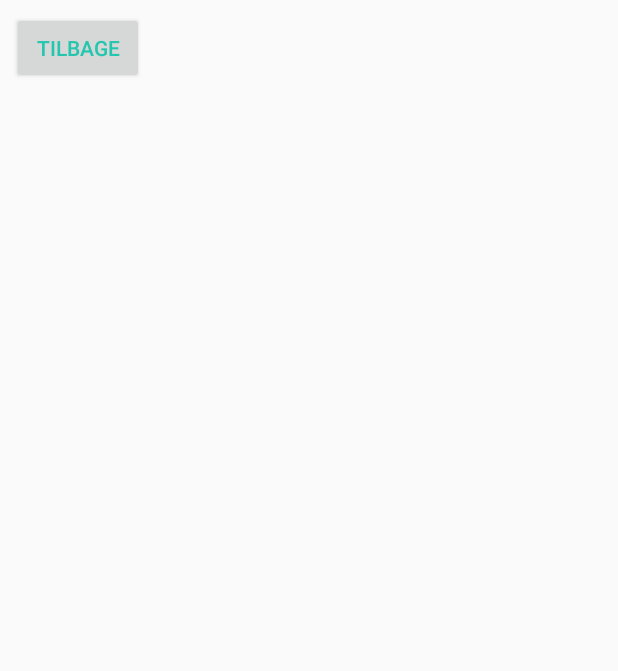
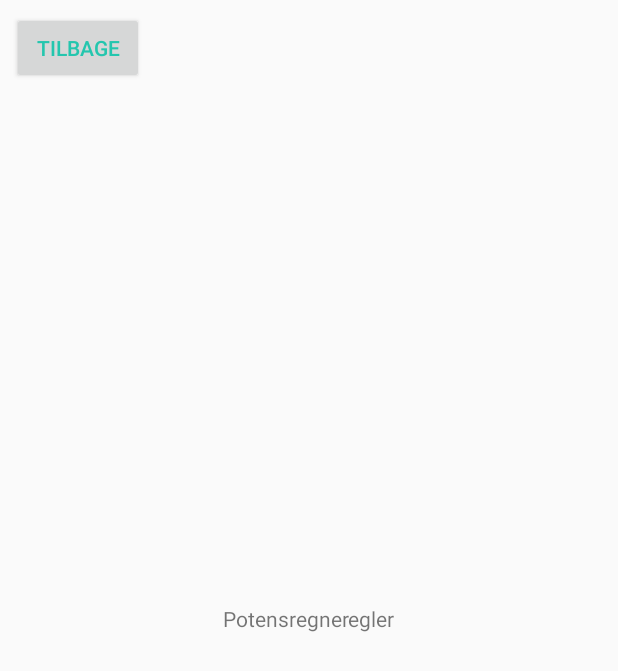
Before and after one commit to jufa2401/Aspiriprojektet, an Android app: the screen it shows after launch (ClickOnList), after a tap on "Potensregneregler", on a phone screen of 412 x 824 dp. Shown: the top 671 px of the screen. Run offline under Robolectric (Android 15) with nearby library versions, the phone set to English and light mode, and no system bars; 2 other taps on this screen came first.

Commit message:
Tilføjet individuelle tekstelementer til de forskellige list rows

```diff
--- a/app/src/main/java/com/example/s165158/aspiri/ClickOnList.java
+++ b/app/src/main/java/com/example/s165158/aspiri/ClickOnList.java
@@ -3,7 +3,7 @@ package com.example.s165158.aspiri;
 import android.support.v7.app.AppCompatActivity;
 import android.os.Bundle;
 import android.widget.TextView;
-//Denne klasse håndterer den activity man ryger ind i når man klikker på et list-objekt
+//Denne klasse håndterer den activity man ryger ind i  når man klikker på et list-objekt
 public class ClickOnList extends AppCompatActivity {
 
     @Override
@@ -12,6 +12,8 @@ public class ClickOnList extends AppCompatActivity {
         setContentView(R.layout.activity_click_on_list);
 
 
-        String savedExtra = getIntent().getStringExtra("animal");
+        String savedExtra = getIntent().getStringExtra("content");
+        TextView myText = (TextView) findViewById(R.id.contentID);
+        myText.setText(savedExtra);
     }
 }
--- a/app/src/main/java/com/example/s165158/aspiri/Navigation.java
+++ b/app/src/main/java/com/example/s165158/aspiri/Navigation.java
@@ -22,8 +22,11 @@ public class Navigation extends AppCompatActivity implements NavigationView.OnNa
     private final static String MESSAGE = "MESSAGE";
     ListView lst;
 
+//    Forsøg at hente String Array fra string xml??
+//    String[] k = getResources().getStringArray(R.array.subject_list_da);
 
-    String[] nameArray = { "test","Kvatratsætninger", "Potensregneregler", "Polynomier", "Lineær eksponentiel og potens-sammenhænge", "Statistik", "Differentialregning", "Integralregning", "Geometri", "Plangeometri med vektore", "Rumgeometri med vektore", "Areal, omkreds og rumfang", "Placeholder", "Placeholder", "Placeholder"};
+
+    String[] nameArray = {"Rentes Regning", "Kvatratsætninger", "Potensregneregler", "Polynomier", "Lineær eksponentiel og potens-sammenhænge", "Statistik", "Differentialregning", "Integralregning", "Geometri", "Plangeometri med vektore", "Rumgeometri med vektore", "Areal, omkreds og rumfang", "Placeholder", "Placeholder", "Placeholder"};
 
     // Lavet som array så man kan tilføje flere beskrivelser
     String[] infoArray = {
@@ -38,8 +41,8 @@ public class Navigation extends AppCompatActivity implements NavigationView.OnNa
         super.onCreate(savedInstanceState);
         setContentView(R.layout.activity_navigation);
         // Fanebladet
-       Toolbar toolbar = (Toolbar) findViewById(R.id.toolbar);
-       setSupportActionBar(toolbar);
+        Toolbar toolbar = (Toolbar) findViewById(R.id.toolbar);
+        setSupportActionBar(toolbar);
 
         // Den flyvende knap nede i højre hjørne. BEMÆRKK Hvordan den laver et nyt view!
         FloatingActionButton fab = (FloatingActionButton) findViewById(R.id.fab);
@@ -72,9 +75,11 @@ public class Navigation extends AppCompatActivity implements NavigationView.OnNa
             @Override
             public void onItemClick(AdapterView<?> parent, View view, int position, long id) {
                 Toast.makeText(getApplicationContext(), "ID: " + id, Toast.LENGTH_SHORT).show();
-
+//                Intent er hvad man bruger til at skifte imellem activities
                 Intent intent = new Intent(Navigation.this, ClickOnList.class);
+//                Laver en string variabel og positionerer den efter hvilken række i listen der blev valgt
                 String message = nameArray[position];
+//                Tilføjer nu strengen som en "extra" til Intent
                 intent.putExtra("content", message);
                 startActivity(intent);
 
--- a/app/src/main/res/layout/activity_click_on_list.xml
+++ b/app/src/main/res/layout/activity_click_on_list.xml
@@ -17,4 +17,18 @@
         android:textColor="@color/colorPrimary"
         app:layout_constraintLeft_toLeftOf="parent"
         app:layout_constraintTop_toTopOf="parent" />
+
+    <TextView
+        android:id="@+id/contentID"
+        android:layout_width="wrap_content"
+        android:layout_height="wrap_content"
+        android:layout_marginBottom="8dp"
+        android:layout_marginLeft="8dp"
+        android:layout_marginRight="8dp"
+        android:layout_marginTop="8dp"
+        android:text="TextView"
+        app:layout_constraintBottom_toBottomOf="parent"
+        app:layout_constraintLeft_toLeftOf="parent"
+        app:layout_constraintRight_toRightOf="parent"
+        app:layout_constraintTop_toTopOf="parent" />
 </android.support.constraint.ConstraintLayout>
--- a/app/src/main/res/values/strings.xml
+++ b/app/src/main/res/values/strings.xml
@@ -10,42 +10,44 @@
 
     <!--Array til navne i overskrifter-->
     <string-array name="subject_list_da">
-        <item>text_string</item>
-        <item>Rentes Regning</item>
-        <item>Kvatratsætninger</item>
-        <item>Potensregneregler</item>
-        <item>Polynomier</item>
-        <item>Lineær Eksponentiel og potenssammenænge</item>
-        <item>Statistik</item>
-        <item>Differentialregning</item>
-        <item>Geometri</item>
-        <item>Plangeometri med vektore</item>
-        <item>Rumgeometri med vektore</item>
-        <item>Areal omkreds og rumfang</item>
-        <item>Placeholder</item>
-        <item>Placeholder</item>
-        <item>Placeholder</item>
+        <item>1text_string</item>
+        <item>2Rentes Regning</item>
+        <item>3Kvatratsætninger</item>
+        <item>4Potensregneregler</item>
+        <item>5Polynomier</item>
+        <item>6Lineær Eksponentiel og potenssammenænge</item>
+        <item>7Statistik</item>
+        <item>8Differentialregning</item>
+        <item>9Geometri</item>
+        <item>10Plangeometri med vektore</item>
+        <item>11Rumgeometri med vektore</item>
+        <item>12Areal omkreds og rumfang</item>
+        <item>13Placeholder</item>
+        <item>14Placeholder</item>
+        <item>15Placeholder</item>
+        <item>16Placeholder</item>
     </string-array>
 
 
     <!--Array til navne i underoverskrifter-->
     <string-array
-        name="subtext_list_da">
-        <item>Her lærer du om Sin, Cos og Tan</item>\
-        <item>Dette afsnit kan bruges til din bank</item>
-        <item>Placeholder</item>
-        <item>Placeholder</item>
-        <item>Placeholder</item>
-        <item>Placeholder</item>
-        <item>Placeholder</item>
-        <item>Placeholder</item>
-        <item>Placeholder</item>
-        <item>Placeholder</item>
-        <item>Placeholder</item>
-        <item>Placeholder</item>
-        <item>Placeholder</item>
-        <item>Placeholder</item>
-        <item>Placeholder</item>
+        name="subtext_list_da22222">
+        <item>1Her lærer du om Sin, Cos og Tan</item>\
+        <item>2Dette afsnit kan bruges til din bank</item>
+        <item>3Placeholder</item>
+        <item>4Placeholder</item>
+        <item>5Placeholder</item>
+        <item>6Placeholder</item>
+        <item>7Placeholder</item>
+        <item>8Placeholder</item>
+        <item>9Placeholder</item>
+        <item>10Placeholder</item>
+        <item>11Placeholder</item>
+        <item>12Placeholder</item>
+        <item>13Placeholder</item>
+        <item>14Placeholder</item>
+        <item>15Placeholder</item>
+        <item>16Placeholder</item>
     </string-array>
 
 </resources>
```
